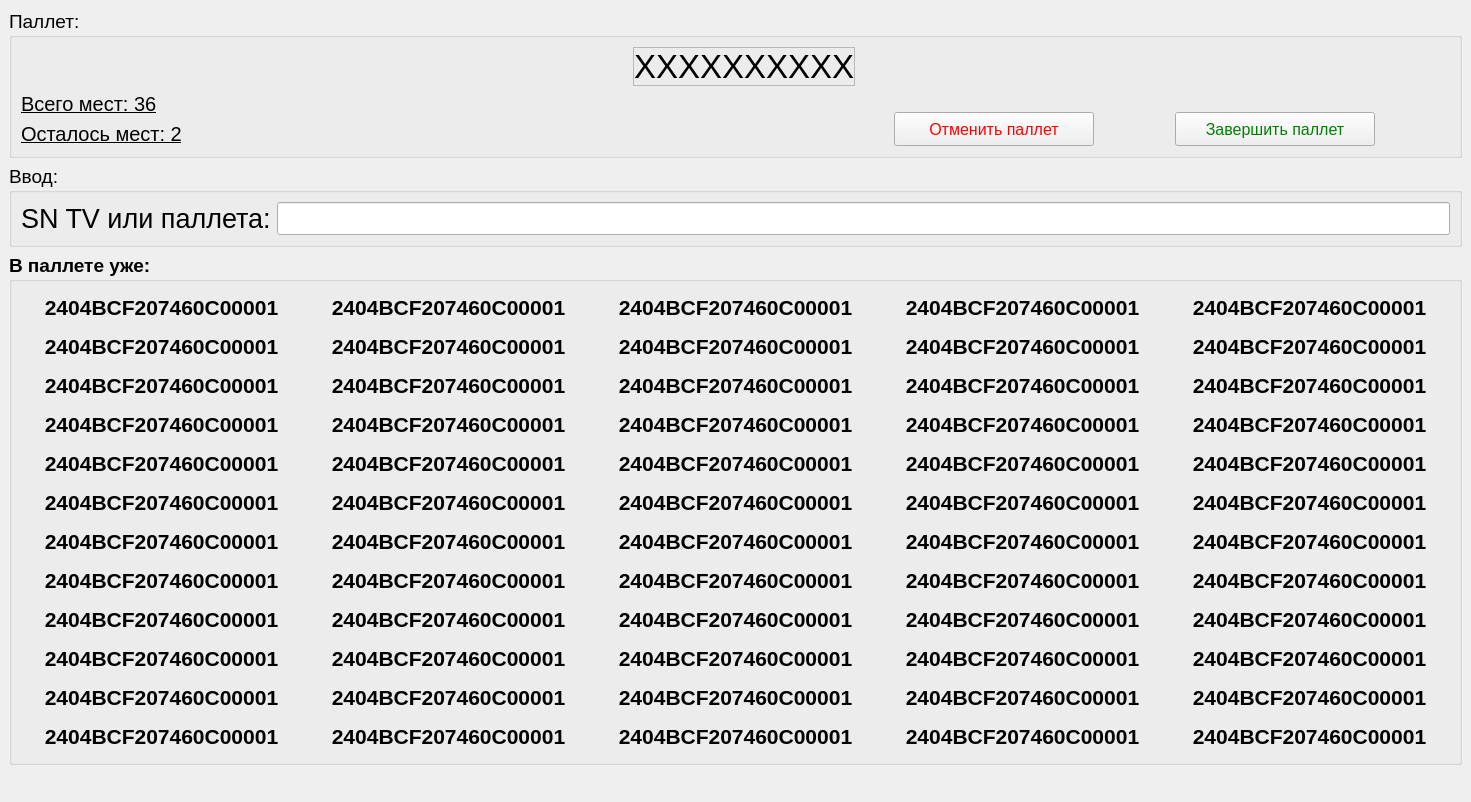
Before: the Qt Designer form ui/interface.ui in Mex93/PalletsScanner, drawn with Qt 5.
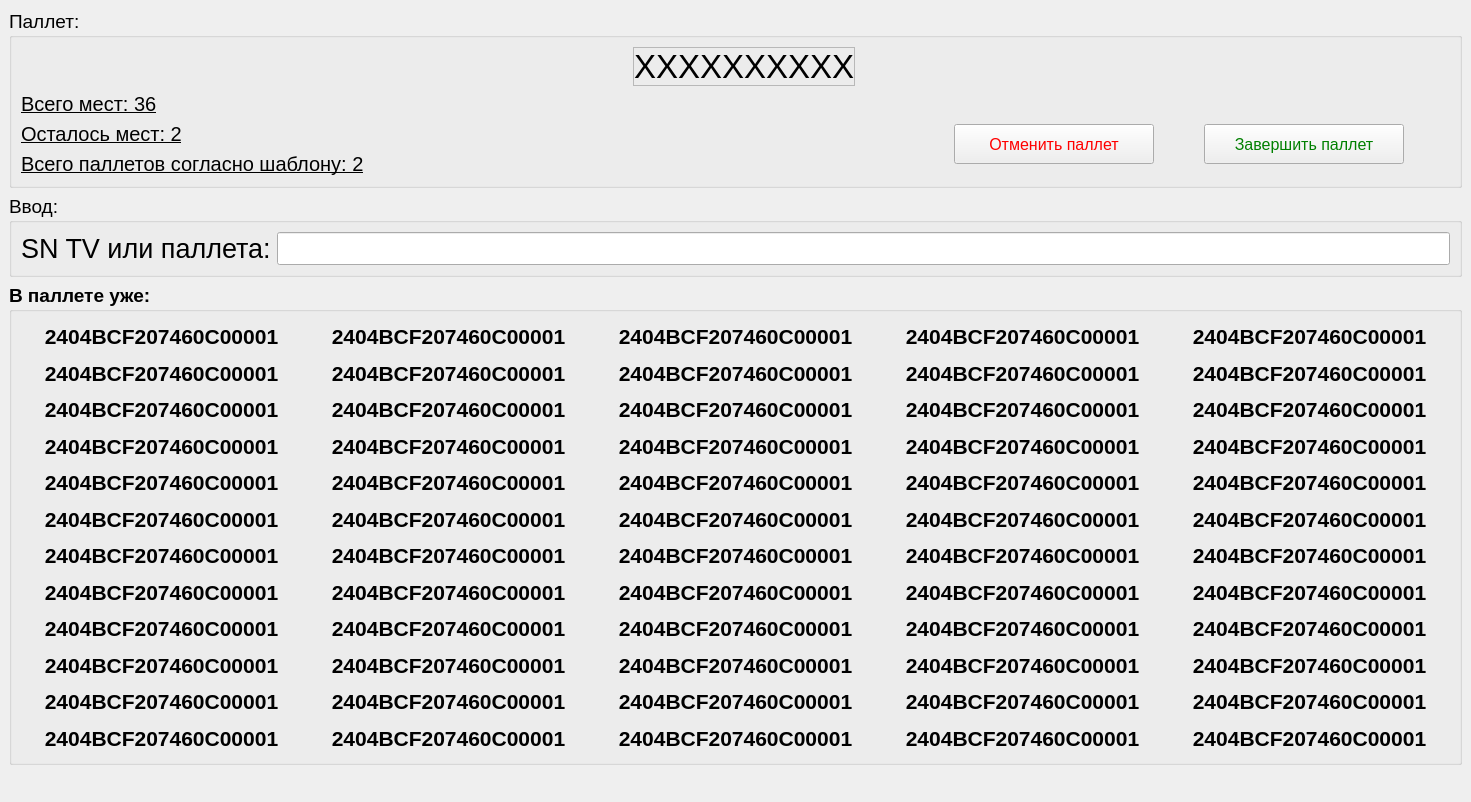
After: the same form once the commit is applied. Icons and pictures are not drawn.

Commit message: Счётчик паллет по шаблону + исправление мини багэ с sql, откючал у автономных функций коннект неверно

```diff
--- a/ui/interface.ui
+++ b/ui/interface.ui
@@ -156,6 +156,19 @@
                </property>
               </widget>
              </item>
+             <item>
+              <widget class="QLabel" name="label_all_pallets">
+               <property name="font">
+                <font>
+                 <pointsize>15</pointsize>
+                 <underline>true</underline>
+                </font>
+               </property>
+               <property name="text">
+                <string>Всего паллетов согласно шаблону: 2</string>
+               </property>
+              </widget>
+             </item>
             </layout>
            </item>
            <item>
```
The commit also changes 5 other files.
